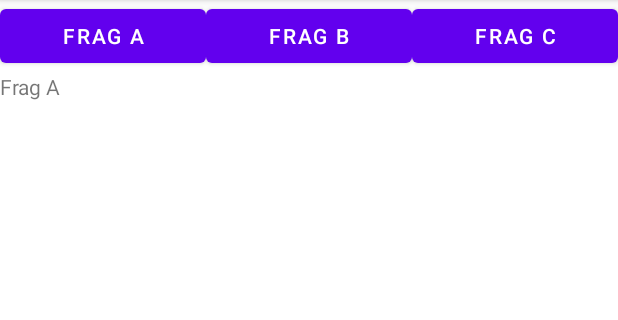
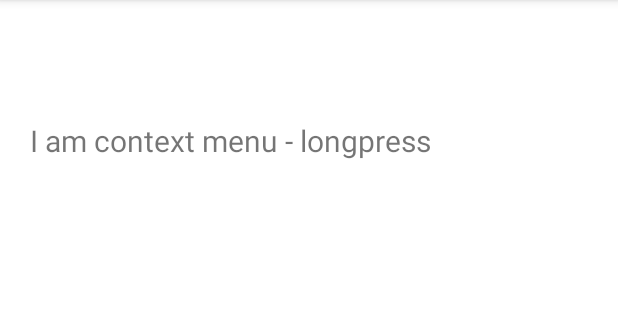
Before and after one commit to saljeshh/MobileProgrammingLabReport, an Android app: the screen it shows after launch (MainActivity before the commit, ContextActivity after it), on a phone screen of 412 x 824 dp, the part 84-404 px from its top. Run offline under Robolectric (Android 15) with nearby library versions, the phone set to English and light mode, and no system bars.

Commit message:
all 3 menus done

```diff
--- a/app/src/main/java/com/example/labreports/AFragment.java
+++ /dev/null
@@ -1,23 +0,0 @@
-package com.example.labreports;
-
-import android.os.Bundle;
-
-import androidx.fragment.app.Fragment;
-
-import android.view.LayoutInflater;
-import android.view.View;
-import android.view.ViewGroup;
-
-
-public class AFragment extends Fragment {
-    public AFragment() {
-        // Required empty public constructor
-    }
-
-    @Override
-    public View onCreateView(LayoutInflater inflater, ViewGroup container,
-                             Bundle savedInstanceState) {
-        // Inflate the layout for this fragment
-        return inflater.inflate(R.layout.fragment_a, container, false);
-    }
-}
--- /dev/null
+++ b/app/src/main/java/com/example/labreports/ContextActivity.java
@@ -0,0 +1,47 @@
+package com.example.labreports;
+
+import android.os.Bundle;
+import android.view.ContextMenu;
+import android.view.MenuItem;
+import android.view.View;
+import android.widget.TextView;
+import android.widget.Toast;
+
+import androidx.annotation.NonNull;
+import androidx.annotation.Nullable;
+import androidx.appcompat.app.AppCompatActivity;
+
+public class ContextActivity extends AppCompatActivity {
+    @Override
+    protected void onCreate(@Nullable Bundle savedInstanceState) {
+        super.onCreate(savedInstanceState);
+        setContentView(R.layout.context);
+
+        TextView txt = findViewById(R.id.text_view);
+
+        registerForContextMenu(txt);
+
+    }
+
+    // ctrl+o - oncreatecontext menu
+    @Override
+    public void onCreateContextMenu(ContextMenu menu, View v, ContextMenu.ContextMenuInfo menuInfo) {
+        super.onCreateContextMenu(menu, v, menuInfo);
+
+        getMenuInflater().inflate(R.menu.context_menu,menu);
+
+    }
+
+    @Override
+    public boolean onContextItemSelected(@NonNull MenuItem item) {
+        int id = item.getItemId();
+
+        if(id == R.id.option1){
+            Toast.makeText(this, "Option 1 selected", Toast.LENGTH_SHORT).show();
+        }else if(id == R.id.option2){
+            Toast.makeText(this, "Option 1 selected", Toast.LENGTH_SHORT).show();
+        }
+
+        return super.onContextItemSelected(item);
+    }
+}
--- a/app/src/main/java/com/example/labreports/MainActivity.java
+++ b/app/src/main/java/com/example/labreports/MainActivity.java
@@ -1,64 +1,46 @@
 package com.example.labreports;
 
 import android.os.Bundle;
-import android.view.View;
-import android.widget.Button;
+import android.view.Menu;
+import android.view.MenuInflater;
+import android.view.MenuItem;
+import android.widget.Toast;
 
+import androidx.annotation.NonNull;
 import androidx.annotation.Nullable;
 import androidx.appcompat.app.AppCompatActivity;
-import androidx.fragment.app.Fragment;
-import androidx.fragment.app.FragmentManager;
-import androidx.fragment.app.FragmentTransaction;
-
 
 public class MainActivity extends AppCompatActivity {
-    Button btnFragA, btnFragB, btnFragC;
-
     @Override
     protected void onCreate(@Nullable Bundle savedInstanceState) {
         super.onCreate(savedInstanceState);
-        setContentView(R.layout.activity_main);
-
-        btnFragA = findViewById(R.id.btnFragA);
-        btnFragB = findViewById(R.id.btnFragB);
-        btnFragC = findViewById(R.id.btnFragC);
-
-        // default fragment
-        loadFrag(new AFragment(), 0);
-
-        btnFragA.setOnClickListener(new View.OnClickListener() {
-            @Override
-            public void onClick(View view) {
-                loadFrag(new AFragment(),1);
-            }
-        });
-
-        btnFragB.setOnClickListener(new View.OnClickListener() {
-            @Override
-            public void onClick(View view) {
-                loadFrag(new BFragment(),1);
-            }
-        });
-
-        btnFragC.setOnClickListener(new View.OnClickListener() {
-            @Override
-            public void onClick(View view) {
-                loadFrag(new CFragment(),1);
-            }
-        });
     }
 
-    public void loadFrag(Fragment fragment, int flag) {
-        FragmentManager fm = getSupportFragmentManager();
-        FragmentTransaction ft = fm.beginTransaction();
+    @Override
+    public boolean onCreateOptionsMenu(Menu menu) {
+        MenuInflater inflater = getMenuInflater();
+        inflater.inflate(R.menu.example_menu,menu);
+        return true;
+    }
 
-        if(flag == 0){
-            ft.add(R.id.container, fragment);
-        }else{
-            ft.replace(R.id.container, fragment);
+    // ctrl + o
+    @Override
+    public boolean onOptionsItemSelected(@NonNull MenuItem item) {
+
+        int id = item.getItemId();
+
+        if(id == R.id.item1){
+            Toast.makeText(this,"Item 1 selected", Toast.LENGTH_SHORT).show();
+        }else if(id == R.id.item2){
+            Toast.makeText(this,"Item 2 is selected", Toast.LENGTH_SHORT).show();
+        }else if(id == R.id.item3){
+            Toast.makeText(this,"Item 3 is selected", Toast.LENGTH_SHORT).show();
+        }else if(id == R.id.subitem1){
+            Toast.makeText(this,"Sub Item 1 is selected", Toast.LENGTH_SHORT).show();
+        }else if(id == R.id.subitem2){
+            Toast.makeText(this,"Sub Item 2 is selected", Toast.LENGTH_SHORT).show();
         }
 
-        ft.commit();
+        return super.onOptionsItemSelected(item);
     }
-
 }
--- /dev/null
+++ b/app/src/main/res/drawable/ic_icon.xml
@@ -0,0 +1,5 @@
+<vector android:height="24dp" android:tint="#000000"
+    android:viewportHeight="24" android:viewportWidth="24"
+    android:width="24dp" xmlns:android="http://schemas.android.com/apk/res/android">
+    <path android:fillColor="@android:color/white" android:pathData="M3,18h18v-2L3,16v2zM3,13h18v-2L3,11v2zM3,6v2h18L21,6L3,6z"/>
+</vector>
--- a/app/src/main/res/layout/activity_main.xml
+++ /dev/null
@@ -1,56 +0,0 @@
-<?xml version="1.0" encoding="utf-8"?>
-<LinearLayout xmlns:android="http://schemas.android.com/apk/res/android"
-    android:orientation="vertical"
-    android:layout_width="match_parent"
-    android:layout_height="match_parent">
-
-    <!--static way-->
-    <!--    <fragment-->
-    <!--        android:layout_width="match_parent"-->
-    <!--        android:layout_height="wrap_content"-->
-    <!--        android:layout_weight="1"-->
-    <!--        android:name="com.example.fragmentdemo.AFragment"-->
-    <!--        android:id="@+id/Frag1" />-->
-
-    <!--    <fragment-->
-    <!--        android:layout_width="match_parent"-->
-    <!--        android:layout_height="wrap_content"-->
-    <!--        android:layout_weight="1"-->
-    <!--        android:name="com.example.fragmentdemo.BFragment"-->
-    <!--        android:id="@+id/Frag2" />-->
-
-    <LinearLayout
-        android:layout_width="match_parent"
-        android:layout_height="wrap_content">
-
-        <Button
-            android:layout_width="wrap_content"
-            android:layout_height="wrap_content"
-            android:id="@+id/btnFragA"
-            android:layout_weight="1"
-            android:text="Frag A"/>
-
-        <Button
-            android:layout_width="wrap_content"
-            android:layout_height="wrap_content"
-            android:id="@+id/btnFragB"
-            android:layout_weight="1"
-            android:text="Frag B"/>
-
-        <Button
-            android:layout_width="wrap_content"
-            android:layout_height="wrap_content"
-            android:id="@+id/btnFragC"
-            android:layout_weight="1"
-            android:text="Frag C"/>
-
-
-
-    </LinearLayout>
-    <FrameLayout
-        android:layout_width="match_parent"
-        android:layout_height="match_parent"
-        android:id="@+id/container"/>
-
-
-</LinearLayout>
--- /dev/null
+++ b/app/src/main/res/layout/context.xml
@@ -0,0 +1,16 @@
+<?xml version="1.0" encoding="utf-8"?>
+<LinearLayout xmlns:android="http://schemas.android.com/apk/res/android"
+    android:layout_width="match_parent"
+    android:layout_height="match_parent">
+
+    <TextView
+        android:layout_width="wrap_content"
+        android:layout_height="wrap_content"
+        android:id="@+id/text_view"
+        android:text="I am context menu - longpress"
+        android:layout_marginTop="80dp"
+        android:layout_marginLeft="20dp"
+        android:textSize="20sp"
+        />
+
+</LinearLayout>
--- a/app/src/main/res/layout/fragment_a.xml
+++ /dev/null
@@ -1,15 +0,0 @@
-<?xml version="1.0" encoding="utf-8"?>
-<LinearLayout xmlns:android="http://schemas.android.com/apk/res/android"
-    xmlns:tools="http://schemas.android.com/tools"
-    android:orientation="vertical"
-    android:layout_width="match_parent"
-    android:layout_height="match_parent"
-    tools:context=".AFragment">
-
-    <TextView
-        android:id="@+id/txtFrag"
-        android:layout_width="match_parent"
-        android:layout_height="match_parent"
-        android:text="Frag A" />
-
-</LinearLayout>
--- /dev/null
+++ b/app/src/main/res/menu/context_menu.xml
@@ -0,0 +1,11 @@
+<?xml version="1.0" encoding="utf-8"?>
+<menu xmlns:android="http://schemas.android.com/apk/res/android">
+    <item
+        android:id="@+id/option1"
+        android:title="Option 1"/>
+
+    <item
+        android:id="@+id/option2"
+        android:title="Option 2"/>
+
+</menu>
```
Also changed, not shown: app/src/main/AndroidManifest.xml (+9 -3 lines), app/src/main/java/com/example/labreports/BFragment.java (deleted, +0 -25 lines), app/src/main/java/com/example/labreports/CFragment.java (deleted, +0 -25 lines), app/src/main/java/com/example/labreports/PopupActivity.java (added, +41 -0 lines), app/src/main/res/layout/fragment_b.xml (deleted, +0 -14 lines), app/src/main/res/layout/fragment_c.xml (deleted, +0 -15 lines), app/src/main/res/layout/popup.xml (added, +16 -0 lines), app/src/main/res/menu/example_menu.xml (added, +24 -0 lines), app/src/main/res/menu/popup_menu.xml (added, +11 -0 lines).
